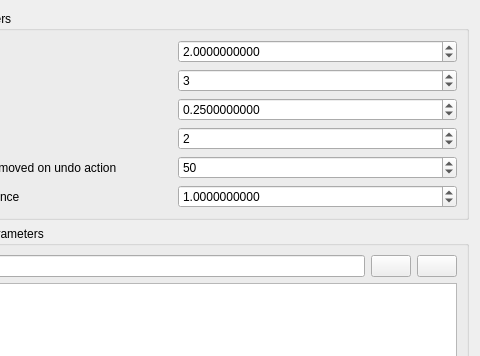
Qt form gui/AboutAndFurtherInfo/Options/options.ui (dsgoficial/DsgTools) before a commit; both pictures show x 130 to 610 and y 0 to 356 of the 610 by 870 pixel window.
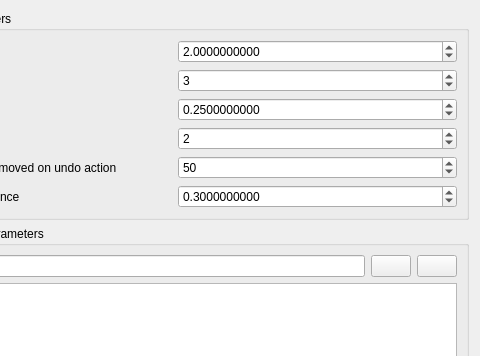
The same form after that commit. Icons and pictures are not drawn. Custom widgets are drawn as their Qt base class.

The edit to the form file:
```diff
--- a/gui/AboutAndFurtherInfo/Options/options.ui
+++ b/gui/AboutAndFurtherInfo/Options/options.ui
@@ -127,7 +127,7 @@
          <double>100000000000000000.000000000000000</double>
         </property>
         <property name="value">
-         <double>1.000000000000000</double>
+         <double>0.300000000000000</double>
         </property>
        </widget>
       </item>
```
